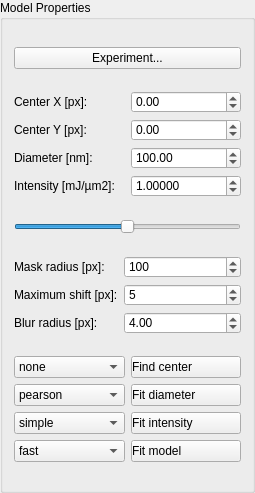
Old version of the form ui/modelProperties.ui in the repository FXIhub/owl.
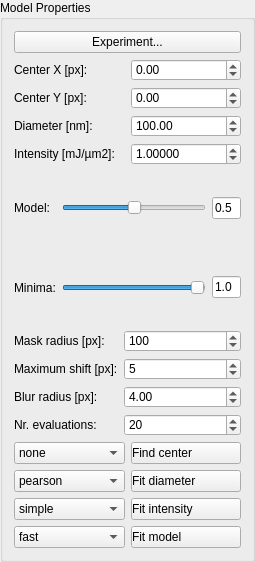
New version of the form.

What changed in the file:
```diff
--- a/ui/modelProperties.ui
+++ b/ui/modelProperties.ui
@@ -7,7 +7,7 @@
     <x>0</x>
     <y>0</y>
     <width>255</width>
-    <height>493</height>
+    <height>562</height>
    </rect>
   </property>
   <property name="windowTitle">
@@ -19,7 +19,7 @@
   <property name="title">
    <string>Model Properties</string>
   </property>
-  <layout class="QGridLayout" name="gridLayout_4">
+  <layout class="QGridLayout" name="gridLayout_5">
    <item row="0" column="0">
     <widget class="QPushButton" name="experiment">
      <property name="styleSheet">
@@ -112,23 +112,124 @@
     </layout>
    </item>
    <item row="2" column="0">
-    <widget class="QSlider" name="visibilitySlider">
-     <property name="minimum">
-      <number>-1</number>
-     </property>
-     <property name="maximum">
-      <number>101</number>
-     </property>
-     <property name="value">
-      <number>50</number>
-     </property>
-     <property name="orientation">
-      <enum>Qt::Horizontal</enum>
-     </property>
-    </widget>
+    <layout class="QGridLayout" name="gridLayout_4">
+     <item row="0" column="0" rowspan="2" colspan="2">
+      <widget class="QLabel" name="visibilityLabel">
+       <property name="text">
+        <string>Model:</string>
+       </property>
+      </widget>
+     </item>
+     <item row="0" column="2" rowspan="2">
+      <widget class="QSlider" name="visibilitySlider">
+       <property name="sizePolicy">
+        <sizepolicy hsizetype="Expanding" vsizetype="Fixed">
+         <horstretch>10</horstretch>
+         <verstretch>0</verstretch>
+        </sizepolicy>
+       </property>
+       <property name="minimum">
+        <number>-1</number>
+       </property>
+       <property name="maximum">
+        <number>101</number>
+       </property>
+       <property name="value">
+        <number>50</number>
+       </property>
+       <property name="orientation">
+        <enum>Qt::Horizontal</enum>
+       </property>
+      </widget>
+     </item>
+     <item row="0" column="3" rowspan="2">
+      <widget class="QLineEdit" name="visibilityEdit">
+       <property name="sizePolicy">
+        <sizepolicy hsizetype="Expanding" vsizetype="Fixed">
+         <horstretch>2</horstretch>
+         <verstretch>0</verstretch>
+        </sizepolicy>
+       </property>
+       <property name="text">
+        <string>0.5</string>
+       </property>
+       <property name="maxLength">
+        <number>3</number>
+       </property>
+      </widget>
+     </item>
+     <item row="2" column="2" rowspan="2">
+      <widget class="QSlider" name="minimaSlider">
+       <property name="sizePolicy">
+        <sizepolicy hsizetype="Expanding" vsizetype="Fixed">
+         <horstretch>10</horstretch>
+         <verstretch>0</verstretch>
+        </sizepolicy>
+       </property>
+       <property name="minimum">
+        <number>-1</number>
+       </property>
+       <property name="maximum">
+        <number>101</number>
+       </property>
+       <property name="value">
+        <number>100</number>
+       </property>
+       <property name="orientation">
+        <enum>Qt::Horizontal</enum>
+       </property>
+      </widget>
+     </item>
+     <item row="2" column="3" rowspan="2">
+      <widget class="QLineEdit" name="minimaEdit">
+       <property name="sizePolicy">
+        <sizepolicy hsizetype="Expanding" vsizetype="Fixed">
+         <horstretch>2</horstretch>
+         <verstretch>0</verstretch>
+        </sizepolicy>
+       </property>
+       <property name="maximumSize">
+        <size>
+         <width>16777215</width>
+         <height>16777215</height>
+        </size>
+       </property>
+       <property name="text">
+        <string>1.0</string>
+       </property>
+       <property name="maxLength">
+        <number>3</number>
+       </property>
+      </widget>
+     </item>
+     <item row="2" column="0" rowspan="2" colspan="2">
+      <widget class="QLabel" name="minimaLabel">
+       <property name="text">
+        <string>Minima:</string>
+       </property>
+      </widget>
+     </item>
+    </layout>
    </item>
    <item row="3" column="0">
     <layout class="QGridLayout" name="gridLayout_3">
+     <item row="2" column="1" colspan="2">
+      <widget class="QDoubleSpinBox" name="blurRadius">
+       <property name="decimals">
+        <number>2</number>
+       </property>
+       <property name="value">
+        <double>4.000000000000000</double>
+       </property>
+      </widget>
+     </item>
+     <item row="2" column="0">
+      <widget class="QLabel" name="label_7">
+       <property name="text">
+        <string>Blur radius [px]:</string>
+       </property>
+      </widget>
+     </item>
      <item row="0" column="0">
       <widget class="QLabel" name="label_5">
        <property name="text">
@@ -146,30 +247,6 @@
        </property>
       </widget>
      </item>
-     <item row="2" column="0">
-      <widget class="QLabel" name="label_7">
-       <property name="text">
-        <string>Blur radius [px]:</string>
-       </property>
-      </widget>
-     </item>
-     <item row="2" column="1" colspan="2">
-      <widget class="QDoubleSpinBox" name="blurRadius">
-       <property name="decimals">
-        <number>2</number>
-       </property>
-       <property name="value">
-        <double>4.000000000000000</double>
-       </property>
-      </widget>
-     </item>
-     <item row="1" column="0">
-      <widget class="QLabel" name="label_6">
-       <property name="text">
-        <string>Maximum shift [px]:</string>
-       </property>
-      </widget>
-     </item>
      <item row="1" column="1" colspan="2">
       <widget class="QDoubleSpinBox" name="maximumShift">
        <property name="decimals">
@@ -180,6 +257,30 @@
        </property>
       </widget>
      </item>
+     <item row="1" column="0">
+      <widget class="QLabel" name="label_6">
+       <property name="text">
+        <string>Maximum shift [px]:</string>
+       </property>
+      </widget>
+     </item>
+     <item row="3" column="0">
+      <widget class="QLabel" name="label">
+       <property name="text">
+        <string>Nr. evaluations:</string>
+       </property>
+      </widget>
+     </item>
+     <item row="3" column="1" colspan="2">
+      <widget class="QDoubleSpinBox" name="nrEval">
+       <property name="decimals">
+        <number>0</number>
+       </property>
+       <property name="value">
+        <double>20.000000000000000</double>
+       </property>
+      </widget>
+     </item>
     </layout>
    </item>
    <item row="4" column="0">
@@ -301,6 +402,14 @@
     </layout>
    </item>
   </layout>
+  <zorder>experiment</zorder>
+  <zorder>visibilitySlider</zorder>
+  <zorder>visibilityLabel</zorder>
+  <zorder>visibilityEdit</zorder>
+  <zorder>minimaEdit</zorder>
+  <zorder>minimaLabel</zorder>
+  <zorder>minimaSlider</zorder>
+  <zorder>fitModelPushButton</zorder>
  </widget>
  <resources/>
  <connections/>
```
